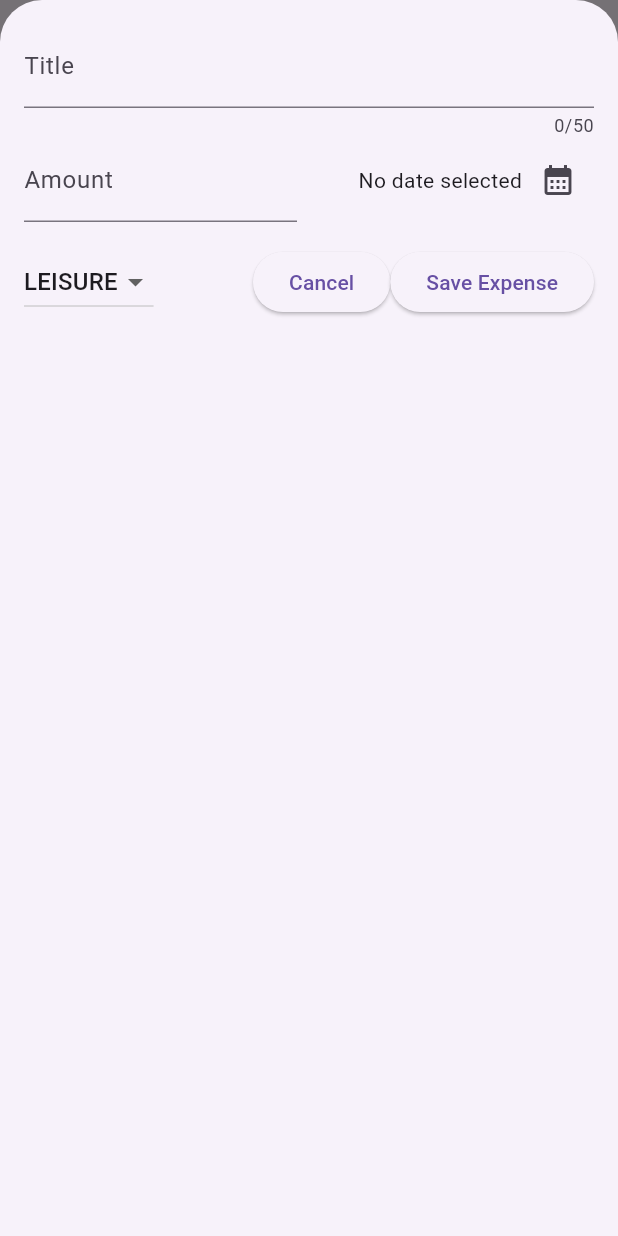
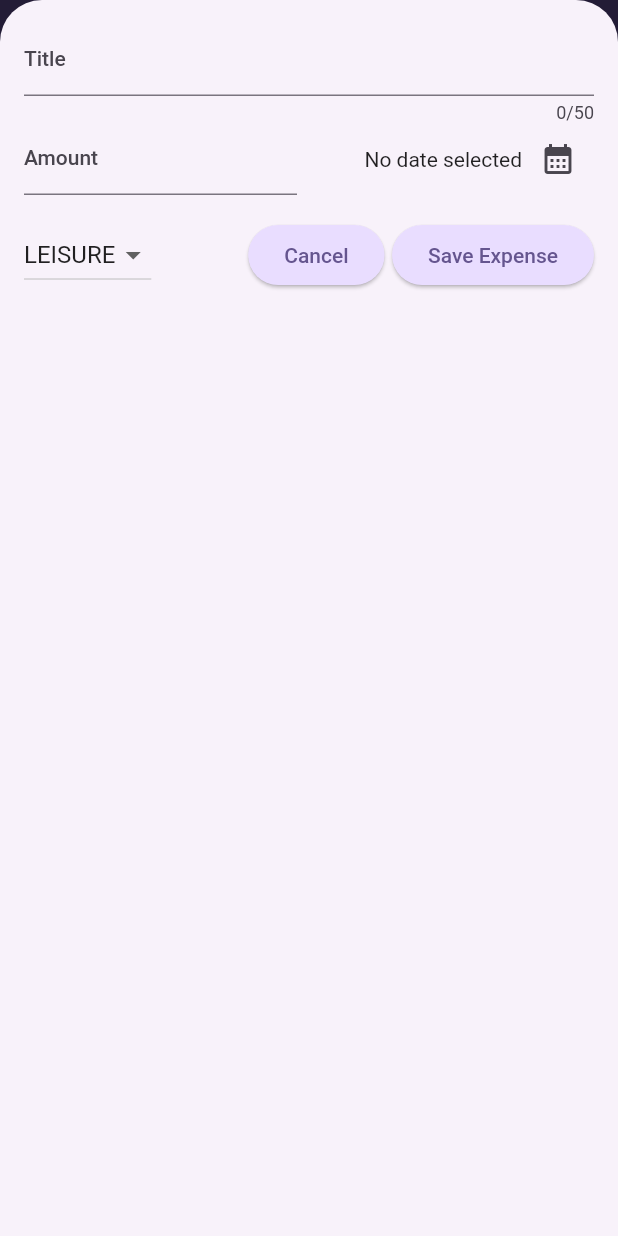
Before and after one commit to Navid-Rahman/Expense-Tracker-Flutter, a Flutter app: the screen it shows after launch, after a tap on the "add" icon, on a phone screen of 412 x 824 dp. Run offline on Flutter 3.47's test engine with Material 2 defaults, Android fonts, the phone set to English and light mode, and no system bars.

Commit message:
Added theme globally

```diff
--- a/lib/main.dart
+++ b/lib/main.dart
@@ -1,13 +1,41 @@
 import 'package:flutter/material.dart';
 
 import 'package:expense_tracker/widgets/expenses.dart';
+
+var kColorScheme =
+    ColorScheme.fromSeed(seedColor: const Color.fromARGB(255, 96, 59, 181));
 
 void main() {
   runApp(
     SafeArea(
       child: MaterialApp(
-        // TODO: Add main widget here...,
-        theme: ThemeData(useMaterial3: true),
+        theme: ThemeData().copyWith(
+          useMaterial3: true,
+          colorScheme: kColorScheme,
+          appBarTheme: const AppBarTheme().copyWith(
+            backgroundColor: kColorScheme.onPrimaryContainer,
+            foregroundColor: kColorScheme.primaryContainer,
+          ),
+          cardTheme: const CardTheme().copyWith(
+            color: kColorScheme.secondaryContainer,
+            margin: const EdgeInsets.symmetric(
+              horizontal: 16,
+              vertical: 8,
+            ),
+          ),
+          elevatedButtonTheme: ElevatedButtonThemeData(
+            style: ElevatedButton.styleFrom(
+              backgroundColor: kColorScheme.primaryContainer,
+            ),
+          ),
+          textTheme: ThemeData().textTheme.copyWith(
+                titleLarge: TextStyle(
+                  fontWeight: FontWeight.normal,
+                  color: kColorScheme.onSecondaryContainer,
+                  fontSize: 16,
+                ),
+              ),
+        ),
         debugShowCheckedModeBanner: false,
         home: const Expenses(),
       ),
--- a/lib/widgets/expenses.dart
+++ b/lib/widgets/expenses.dart
@@ -35,13 +35,10 @@ class _ExpensesState extends State<Expenses> {
 
   void _openAddExpenseOverlay() {
     showModalBottomSheet(
-        isScrollControlled: true,
-        context: context,
-        builder: (context) {
-          return NewExpense(
-            onAddExpense: _addExpense,
-          );
-        });
+      isScrollControlled: true,
+      context: context,
+      builder: (context) => NewExpense(onAddExpense: _addExpense),
+    );
   }
 
   void _addExpense(Expense expense) {
@@ -51,13 +48,42 @@ class _ExpensesState extends State<Expenses> {
   }
 
   void _removeExpense(Expense expense) {
+    final expenseIndex = _registeredExpenses.indexOf(expense);
     setState(() {
       _registeredExpenses.remove(expense);
     });
+
+    ScaffoldMessenger.of(context).clearSnackBars();
+
+    ScaffoldMessenger.of(context).showSnackBar(
+      SnackBar(
+        duration: const Duration(seconds: 3),
+        content: const Text('Expense Deleted!'),
+        action: SnackBarAction(
+          label: 'Undo',
+          onPressed: () {
+            setState(() {
+              _registeredExpenses.insert(expenseIndex, expense);
+            });
+          },
+        ),
+      ),
+    );
   }
 
   @override
   Widget build(BuildContext context) {
+    Widget mainContent = const Center(
+      child: Text('No expenses found. Start adding some!'),
+    );
+
+    if (_registeredExpenses.isNotEmpty) {
+      mainContent = ExpensesList(
+        expenses: _registeredExpenses,
+        onRemoveExpense: _removeExpense,
+      );
+    }
+
     return Scaffold(
       appBar: AppBar(
         //backgroundColor: Colors.amber,
@@ -76,10 +102,7 @@ class _ExpensesState extends State<Expenses> {
           //* Toolbar with Add button
           const Text('The chart'),
           Expanded(
-            child: ExpensesList(
-              expenses: _registeredExpenses,
-              onRemoveExpense: _removeExpense,
-            ),
+            child: mainContent,
           ),
         ],
       ),
--- a/lib/widgets/new_expense.dart
+++ b/lib/widgets/new_expense.dart
@@ -170,6 +170,9 @@ class _NewExpenseState extends State<NewExpense> {
                 },
                 child: const Text('Cancel'),
               ),
+              const SizedBox(
+                width: 5,
+              ),
               ElevatedButton(
                 onPressed: _submitExpenseData,
                 child: const Text('Save Expense'),
```
Also changed, not shown: 1 other file.
